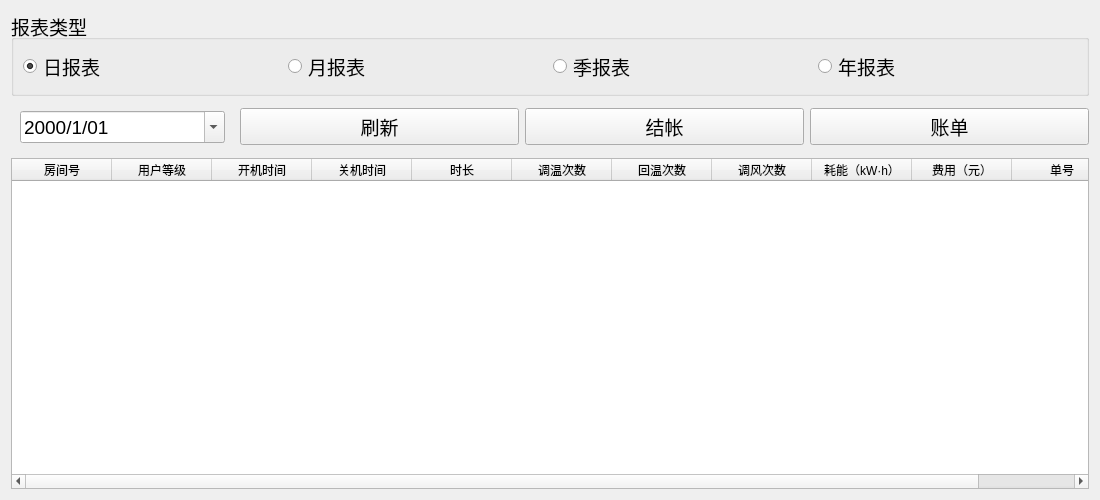
Above: AirConditioningV2/ui/ui_Reporter.ui from Hk4Fun/qtstudy before the change. Below: the same form after it.
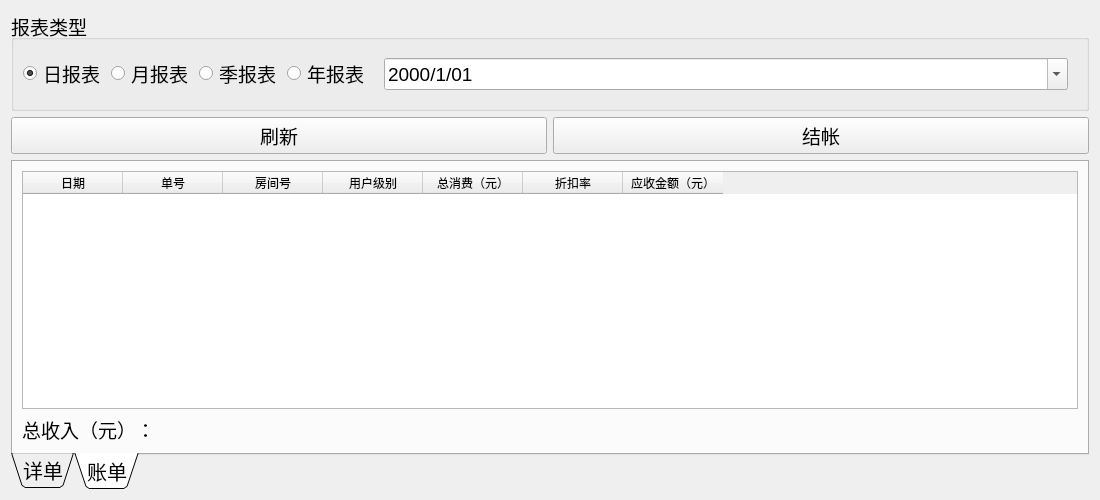
That is the form after the change. The open tabs and pages were chosen to show the change.

Diff of the .ui file:
```diff
--- a/AirConditioningV2/ui/ui_Reporter.ui
+++ b/AirConditioningV2/ui/ui_Reporter.ui
@@ -13,9 +13,7 @@
   <property name="windowTitle">
    <string>报表</string>
   </property>
-  <layout class="QVBoxLayout" name="verticalLayout_4">
-   <item>
-    <layout class="QVBoxLayout" name="verticalLayout_2">
+  <layout class="QVBoxLayout" name="verticalLayout_5">
      <item>
       <widget class="QGroupBox" name="groupBox">
        <property name="font">
@@ -78,20 +76,12 @@
           </property>
          </widget>
         </item>
-       </layout>
-      </widget>
-     </item>
-     <item>
-      <layout class="QHBoxLayout" name="horizontalLayout_5">
-       <property name="sizeConstraint">
-        <enum>QLayout::SetNoConstraint</enum>
-       </property>
        <item>
         <layout class="QHBoxLayout" name="horizontalLayout_4">
          <item>
           <widget class="QStackedWidget" name="stackedWidget">
            <property name="sizePolicy">
-            <sizepolicy hsizetype="Fixed" vsizetype="Fixed">
+           <sizepolicy hsizetype="Preferred" vsizetype="Fixed">
              <horstretch>0</horstretch>
              <verstretch>0</verstretch>
             </sizepolicy>
@@ -283,6 +273,11 @@
          </item>
         </layout>
        </item>
+     </layout>
+    </widget>
+   </item>
+   <item>
+    <layout class="QHBoxLayout" name="horizontalLayout_5">
        <item>
         <widget class="QPushButton" name="btRefresh">
          <property name="font">
@@ -307,24 +302,66 @@
          </property>
         </widget>
        </item>
+    </layout>
+   </item>
        <item>
-        <widget class="QPushButton" name="btBill">
+    <widget class="QTabWidget" name="tabWidget">
+     <property name="sizePolicy">
+      <sizepolicy hsizetype="Expanding" vsizetype="Expanding">
+       <horstretch>0</horstretch>
+       <verstretch>0</verstretch>
+      </sizepolicy>
+     </property>
          <property name="font">
           <font>
-           <pointsize>14</pointsize>
-          </font>
-         </property>
-         <property name="text">
-          <string>账单</string>
-         </property>
-        </widget>
-       </item>
-      </layout>
-     </item>
-    </layout>
-   </item>
+       <pointsize>15</pointsize>
+      </font>
+     </property>
+     <property name="tabPosition">
+      <enum>QTabWidget::South</enum>
+     </property>
+     <property name="tabShape">
+      <enum>QTabWidget::Triangular</enum>
+     </property>
+     <property name="currentIndex">
+      <number>0</number>
+     </property>
+     <property name="iconSize">
+      <size>
+       <width>16</width>
+       <height>16</height>
+      </size>
+     </property>
+     <property name="elideMode">
+      <enum>Qt::ElideLeft</enum>
+     </property>
+     <property name="usesScrollButtons">
+      <bool>true</bool>
+     </property>
+     <property name="documentMode">
+      <bool>false</bool>
+     </property>
+     <property name="tabsClosable">
+      <bool>false</bool>
+     </property>
+     <property name="movable">
+      <bool>true</bool>
+     </property>
+     <property name="tabBarAutoHide">
+      <bool>true</bool>
+     </property>
+     <widget class="QWidget" name="tabDatail">
+      <attribute name="title">
+       <string>详单</string>
+      </attribute>
+      <layout class="QVBoxLayout" name="verticalLayout_2">
    <item>
     <widget class="QTableWidget" name="tbDetail">
+         <property name="font">
+          <font>
+           <pointsize>9</pointsize>
+          </font>
+         </property>
      <property name="sizeAdjustPolicy">
       <enum>QAbstractScrollArea::AdjustToContents</enum>
      </property>
@@ -392,6 +429,107 @@
     </widget>
    </item>
   </layout>
+     </widget>
+     <widget class="QWidget" name="tabBillList">
+      <attribute name="title">
+       <string>账单</string>
+      </attribute>
+      <layout class="QVBoxLayout" name="verticalLayout_4">
+       <item>
+        <widget class="QTableWidget" name="tbBillList">
+         <property name="font">
+          <font>
+           <pointsize>9</pointsize>
+          </font>
+         </property>
+         <property name="sizeAdjustPolicy">
+          <enum>QAbstractScrollArea::AdjustToContentsOnFirstShow</enum>
+         </property>
+         <property name="editTriggers">
+          <set>QAbstractItemView::NoEditTriggers</set>
+         </property>
+         <property name="sortingEnabled">
+          <bool>true</bool>
+         </property>
+         <column>
+          <property name="text">
+           <string>日期</string>
+          </property>
+         </column>
+         <column>
+          <property name="text">
+           <string>单号</string>
+          </property>
+         </column>
+         <column>
+          <property name="text">
+           <string>房间号</string>
+          </property>
+         </column>
+         <column>
+          <property name="text">
+           <string>用户级别</string>
+          </property>
+         </column>
+         <column>
+          <property name="text">
+           <string>总消费（元）</string>
+          </property>
+         </column>
+         <column>
+          <property name="text">
+           <string>折扣率</string>
+          </property>
+         </column>
+         <column>
+          <property name="text">
+           <string>应收金额（元）</string>
+          </property>
+         </column>
+        </widget>
+       </item>
+       <item>
+        <layout class="QHBoxLayout" name="horizontalLayout_6">
+         <item>
+          <widget class="QLabel" name="label">
+           <property name="sizePolicy">
+            <sizepolicy hsizetype="Fixed" vsizetype="Preferred">
+             <horstretch>0</horstretch>
+             <verstretch>0</verstretch>
+            </sizepolicy>
+           </property>
+           <property name="font">
+            <font>
+             <pointsize>14</pointsize>
+            </font>
+           </property>
+           <property name="text">
+            <string>总收入（元）：</string>
+           </property>
+          </widget>
+         </item>
+         <item>
+          <widget class="QLabel" name="label_totalIncome">
+           <property name="font">
+            <font>
+             <pointsize>14</pointsize>
+            </font>
+           </property>
+           <property name="text">
+            <string/>
+           </property>
+          </widget>
+         </item>
+        </layout>
+       </item>
+      </layout>
+     </widget>
+    </widget>
+   </item>
+  </layout>
+  <zorder>tabWidget</zorder>
+  <zorder>stackedWidget</zorder>
+  <zorder>btSettle</zorder>
  </widget>
  <resources/>
  <connections/>
```
Lines whose indentation alone changed are shown as unchanged.
